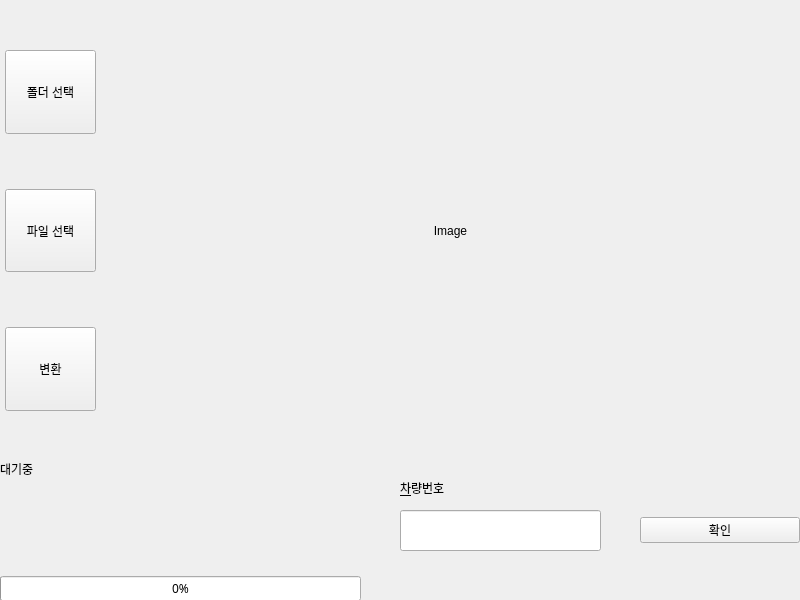
Qt form src/form.ui (sauce-git/korean-license-plate-detector) before a commit.
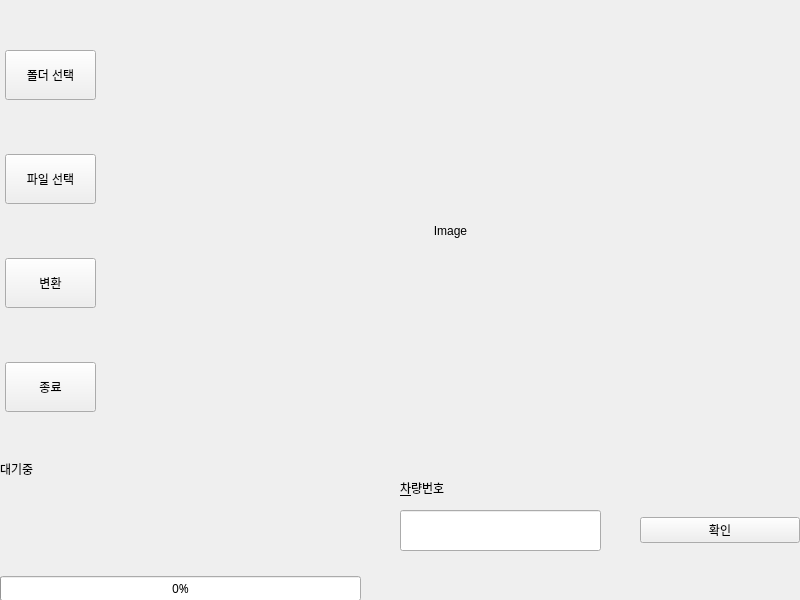
The same form after that commit.

Commit message:
Add close button and keep Korean region in output
- Add 종료 (close) button to UI
- Change mask=True to mask=False to preserve Korean region prefix
  in license plate numbers (e.g., "서울123가4567" instead of "123가4567")

```diff
--- a/src/form.ui
+++ b/src/form.ui
@@ -98,6 +98,25 @@
       </property>
      </widget>
     </item>
+    <item>
+     <widget class="QPushButton" name="closeBtn">
+      <property name="sizePolicy">
+       <sizepolicy hsizetype="Minimum" vsizetype="Minimum">
+        <horstretch>0</horstretch>
+        <verstretch>0</verstretch>
+       </sizepolicy>
+      </property>
+      <property name="minimumSize">
+       <size>
+        <width>0</width>
+        <height>50</height>
+       </size>
+      </property>
+      <property name="text">
+       <string>종료</string>
+      </property>
+     </widget>
+    </item>
    </layout>
   </widget>
   <widget class="QWidget" name="verticalLayoutWidget_2">
```
The commit also changes 2 other files.
